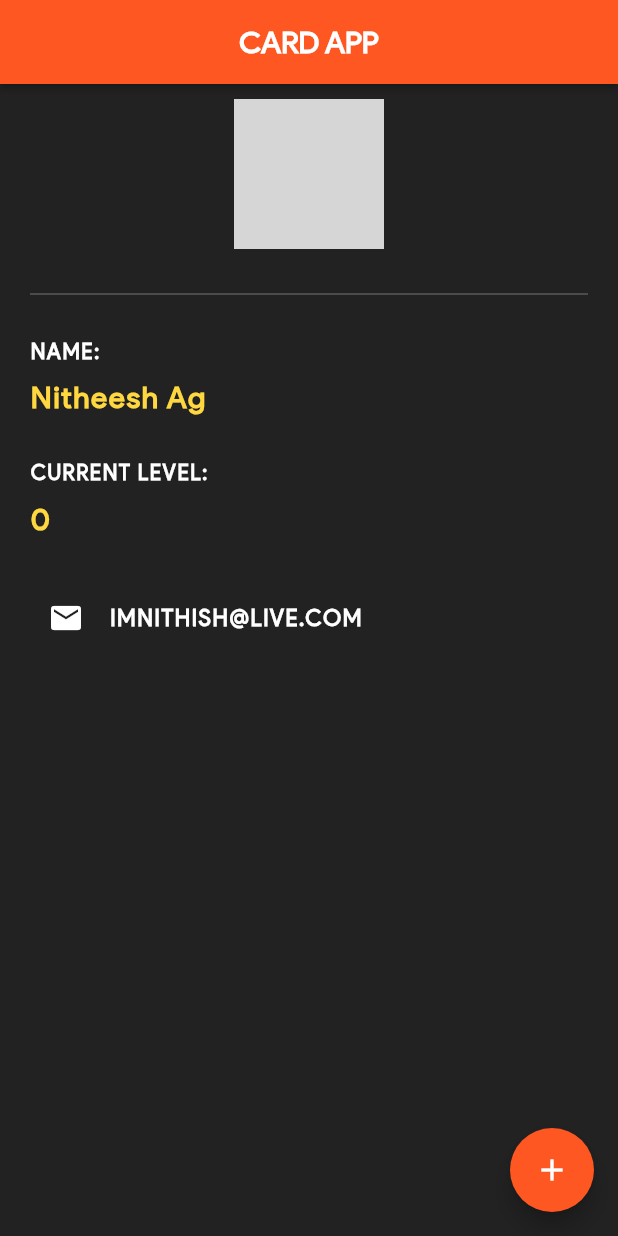
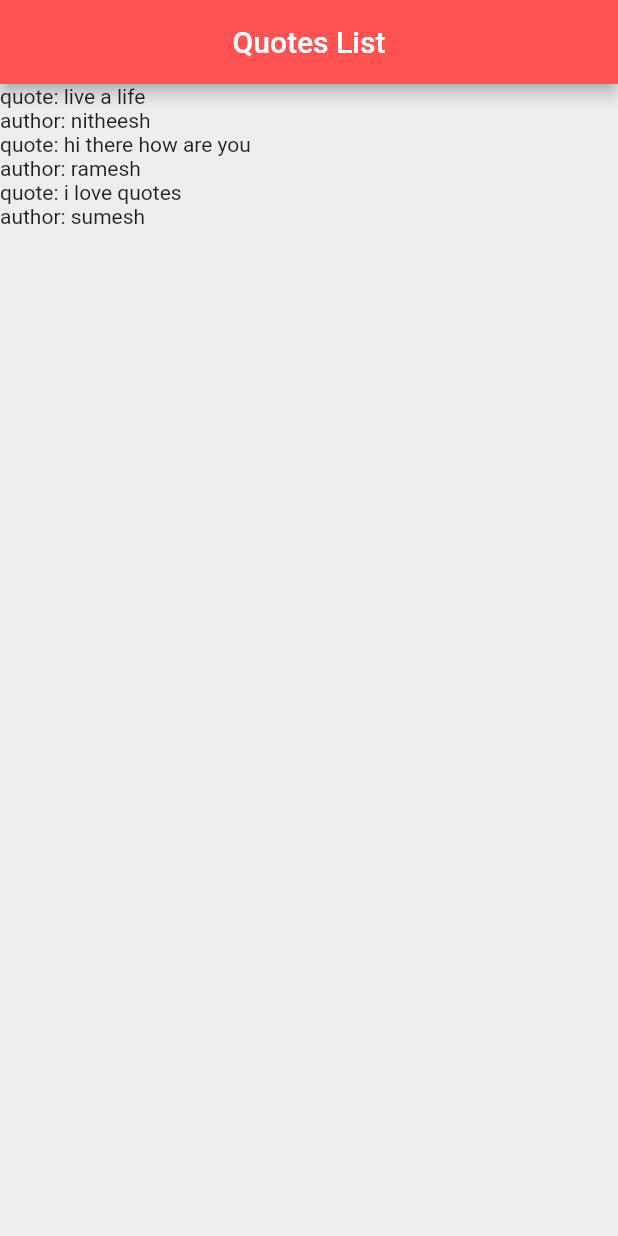
Before and after one commit to imnithish/myapp, a Flutter app: the screen it shows after launch, on a phone screen of 412 x 824 dp. Run offline on Flutter 3.47's test engine with Material 2 defaults, Android fonts, the phone set to English and light mode, and no system bars; grey boxes are pictures that could not be loaded.

Commit message:
Stateful widgets

```diff
--- a/lib/main.dart
+++ b/lib/main.dart
@@ -1,141 +1,59 @@
 import 'package:flutter/cupertino.dart';
 import 'package:flutter/material.dart';
+import 'quote.dart';
 
-void main() => runApp(MaterialApp(home: Card()));
+void main() =>
+    runApp(MaterialApp(
+      home: QuoteList(),
+    ));
 
-class Card extends StatefulWidget {
+class QuoteList extends StatefulWidget {
   @override
-  _CardState createState() => _CardState();
+  _QuoteListState createState() => _QuoteListState();
 }
 
-class _CardState extends State<Card> {
-  int level = 0;
+class _QuoteListState extends State<QuoteList> {
+  List<Quote> quotes = [
+    Quote(text: 'live a life', author: 'nitheesh'),
+    Quote(text: 'hi there how are you', author: 'ramesh'),
+    Quote(text: 'i love quotes', author: 'sumesh')
+  ];
 
   @override
   Widget build(BuildContext context) {
     return Scaffold(
-      backgroundColor: Colors.black87,
+      backgroundColor: Colors.grey[200],
       appBar: AppBar(
-        title: Text(
-          "CARD APP",
-          style: TextStyle(
-              fontFamily: 'ProductSans',
-              fontWeight: FontWeight.bold,
-              color: Colors.white),
-        ),
-        elevation: 2.0,
+        title: Text('Quotes List'),
         centerTitle: true,
-        backgroundColor: Colors.deepOrange,
+        backgroundColor: Colors.redAccent,
       ),
-      body: Padding(
-        padding: EdgeInsets.fromLTRB(20, 10, 20, 10),
-        child: Column(
-          crossAxisAlignment: CrossAxisAlignment.start,
-          children: <Widget>[
-            Center(
-              child: CircleAvatar(
-                backgroundImage: AssetImage('assets/two.jpg'),
-                radius: 50,
-              ),
-            ),
-            Center(
-              child: Divider(
-                height: 60,
-                color: Colors.grey[600],
-              ),
-            ),
-            Text(
-              'NAME:',
-              style: TextStyle(
-                  fontWeight: FontWeight.bold,
-                  fontFamily: 'ProductSans',
-                  color: Colors.white,
-                  letterSpacing: 1.0),
-            ),
-            SizedBox(
-              height: 10,
-            ),
-            Text(
-              'Nitheesh Ag',
-              style: TextStyle(
-                  fontSize: 20,
-                  fontFamily: 'ProductSans',
-                  fontWeight: FontWeight.bold,
-                  color: Colors.amberAccent[200],
-                  letterSpacing: 1.0),
-            ),
-            SizedBox(
-              height: 30,
-            ),
-            Text(
-              'CURRENT LEVEL:',
-              style: TextStyle(
-                  fontWeight: FontWeight.bold,
-                  fontFamily: 'ProductSans',
-                  color: Colors.white,
-                  letterSpacing: 1.0),
-            ),
-            SizedBox(
-              height: 10,
-            ),
-            Text(
-              '$level',
-              style: TextStyle(
-                  fontSize: 20,
-                  fontFamily: 'ProductSans',
-                  fontWeight: FontWeight.bold,
-                  color: Colors.amberAccent[200],
-                  letterSpacing: 1.0),
-            ),
-            SizedBox(
-              height: 30,
-            ),
-            Row(
-              children: <Widget>[
-                IconButton(
-                  icon: Icon(Icons.email),
-                  tooltip: 'reset',
-                  color: Colors.white,
-                  onPressed: () {
-                    reset();
-                  },
-                ),
-                SizedBox(
-                  width: 5,
-                ),
-                Text(
-                  'IMNITHISH@LIVE.COM',
-                  style: TextStyle(
-                      fontSize: 15,
-                      fontFamily: 'ProductSans',
-                      fontWeight: FontWeight.bold,
-                      color: Colors.white,
-                      letterSpacing: 1.0),
-                )
-              ],
-            )
-          ],
-        ),
-      ),
-      floatingActionButton: FloatingActionButton(
-        onPressed: () {
-          update();
-        },
-        child: Icon(Icons.add),
-        backgroundColor: Colors.deepOrange,
+      body: Column(
+        crossAxisAlignment: CrossAxisAlignment.start,
+        children: quotes
+            .map((quotes) =>
+            Text('quote: ${quotes.text}\nauthor: ${quotes.author}'))
+            .toList(),
       ),
     );
   }
 
-  void update() {
-    setState(() {
-      level += 1;
-    });
-  }
-
-  void reset() {
-    setState(() {
-      level = 0;
-    });
+  Widget quotesTemplate(quote) {
+    return Card(
+      margin: EdgeInsets.fromLTRB(16, 16, 16, 0),
+      child: Column(
+        children: <Widget>[
+          Text(
+            quote.text,
+          ),
+          SizedBox(
+            height: 6,
+          ),
+          Text(
+              quote.author
+          )
+        ],
+      ),
+    );
   }
 }
--- /dev/null
+++ b/lib/quote.dart
@@ -0,0 +1,7 @@
+class Quote {
+  String text;
+  String author;
+
+  Quote({this.text, this.author});
+
+}
```
